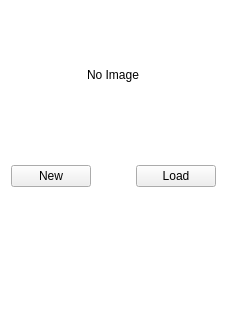
Before: the Qt Designer form src/UI/InputTextureNode.ui in Drew-S/TerrainGenerator, drawn with Qt 5.
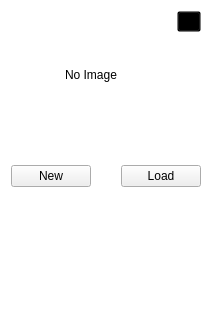
After: the same form once the commit is applied.

```diff
--- a/src/UI/InputTextureNode.ui
+++ b/src/UI/InputTextureNode.ui
@@ -6,7 +6,7 @@
    <rect>
     <x>0</x>
     <y>0</y>
-    <width>227</width>
+    <width>212</width>
     <height>321</height>
    </rect>
   </property>
@@ -73,6 +73,33 @@
        </property>
       </spacer>
      </item>
+     <item>
+      <layout class="QVBoxLayout" name="verticalLayout_2">
+       <item>
+        <widget class="QToolButton" name="edit_button">
+         <property name="text">
+          <string>...</string>
+         </property>
+         <property name="autoRepeatDelay">
+          <number>296</number>
+         </property>
+        </widget>
+       </item>
+       <item>
+        <spacer name="verticalSpacer_2">
+         <property name="orientation">
+          <enum>Qt::Vertical</enum>
+         </property>
+         <property name="sizeHint" stdset="0">
+          <size>
+           <width>20</width>
+           <height>40</height>
+          </size>
+         </property>
+        </spacer>
+       </item>
+      </layout>
+     </item>
     </layout>
    </item>
    <item>
```
